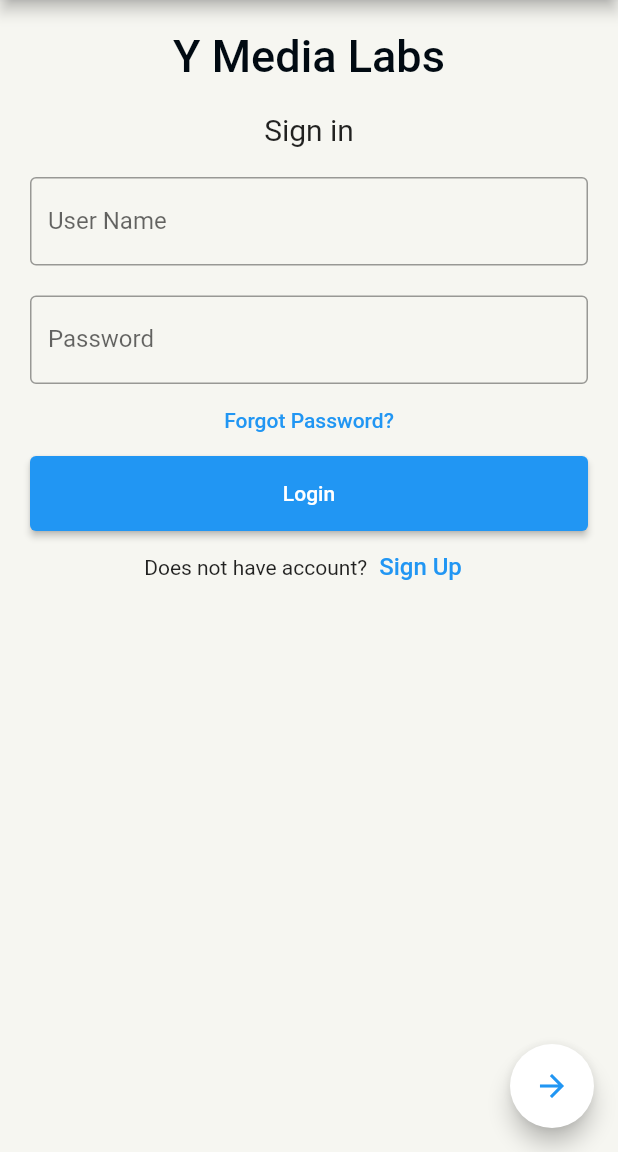
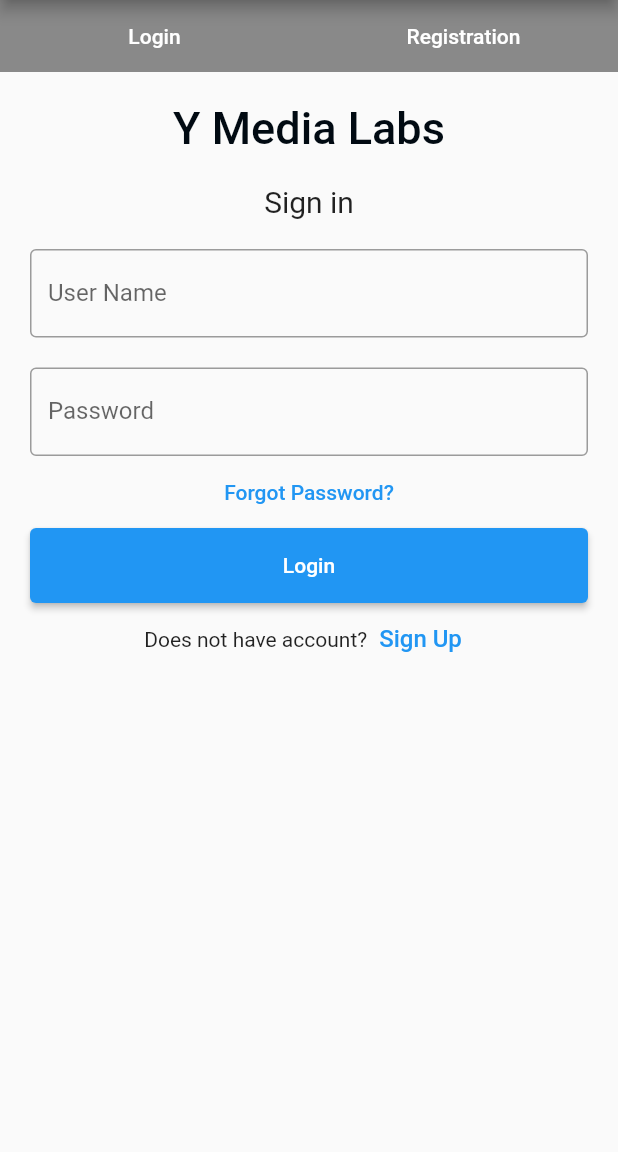
Before and after one commit to PrateekYML/FlutterDemoApp, a Flutter app: the screen it shows after launch, on a phone screen of 412 x 824 dp, the part 84-1236 px from its top. Run offline on Flutter 3.47's test engine with Material 2 defaults, Android fonts, the phone set to English and light mode, and no system bars; our stand-ins replace flutter_svg, fluttertoast.

Commit message:
Added Pagerview for onboarding screens.

```diff
--- a/simple_navigation/lib/HomeViewController.dart
+++ b/simple_navigation/lib/HomeViewController.dart
@@ -14,28 +14,7 @@ class HomeViewControllerState extends State<HomeViewController> {
   String _usernameInput = "";
 
   @override
-  Widget build(BuildContext context) => Scaffold(
-        appBar: AppBar(
-          title: Text('Flutter Demo Navigation'),
-        ),
-        backgroundColor: Color.fromARGB(255, 246, 246, 241),
-        floatingActionButton: FloatingActionButton(
-          onPressed: () {
-            Navigator.push(
-                context,
-                new MaterialPageRoute(
-                    builder: (context) => SignupViewController()));
-          },
-          tooltip: 'Next Page',
-          child: IconTheme(
-            data: new IconThemeData(
-              color: Colors.blue,
-            ),
-            child: new Icon(Icons.arrow_forward),
-          ),
-          backgroundColor: Colors.white,
-        ),
-        body: Container(
+  Widget build(BuildContext context) => Container(
       constraints: BoxConstraints.expand(),
       alignment: Alignment.center,
       padding: EdgeInsets.all(10),
@@ -137,8 +116,7 @@ class HomeViewControllerState extends State<HomeViewController> {
             mainAxisAlignment: MainAxisAlignment.center,
           ),
         ],
-            )),
-      );
+      ));
 }
 
 showAlertDialog(BuildContext context) {
--- /dev/null
+++ b/simple_navigation/lib/OnBoardingPager.dart
@@ -0,0 +1,61 @@
+import 'package:flutter/material.dart';
+import 'package:simple_navigation/HomeViewController.dart';
+
+import 'SignupViewController.dart';
+
+class OnBoardingPager extends StatelessWidget {
+  OnBoardingPager({Key? key}) : super(key: key);
+
+  @override
+  Widget build(BuildContext context) {
+    final PageController controller = PageController();
+
+    return Scaffold(
+        appBar: AppBar(
+          title: Text('Flutter Demo Navigation'),
+        ),
+        body: Column(
+          children: [
+            SizedBox(
+              width: MediaQuery.of(context).size.width,
+              child: Row(
+                children: [
+                  SizedBox(
+                    width: MediaQuery.of(context).size.width / 2,
+                    child: Container(
+                      color: Colors.black45,
+                      child: TextButton(
+                          onPressed: () {
+                            controller.animateToPage(0,
+                                duration: Duration(milliseconds: 5),
+                                curve: Curves.linear);
+                          },
+                          child: Text("Login", style: TextStyle(color: Colors.white),)),
+                    ),
+                  ),
+                  SizedBox(
+                    width: MediaQuery.of(context).size.width / 2,
+                    child: Container(
+                      color: Colors.black45,
+                      child: TextButton(
+                          onPressed: () {
+                            controller.animateToPage(1,
+                                duration: Duration(milliseconds: 5),
+                                curve: Curves.linear);
+                          },
+                          child: Text("Registration", style: TextStyle(color: Colors.white),)),
+                    ),
+                  )
+                ],
+              ),
+            ),
+            Expanded(
+              child: PageView(
+                controller: controller,
+                children: [HomeViewController(), SignupViewController()],
+              ),
+            ),
+          ],
+        ));
+  }
+}
--- a/simple_navigation/lib/main.dart
+++ b/simple_navigation/lib/main.dart
@@ -1,6 +1,7 @@
 import 'package:flutter/material.dart';
 import 'package:simple_navigation/HomeScreen.dart';
 import 'package:simple_navigation/HomeViewController.dart';
+import 'package:simple_navigation/OnBoardingPager.dart';
 
 void main() => runApp(MyApp());
 
@@ -15,7 +16,7 @@ class MyApp extends StatelessWidget {
       theme: ThemeData(
         primarySwatch: Colors.blue,
       ),
-      home: HomeViewController()
+      home: OnBoardingPager()
     );
   }
 }
```
Also changed, not shown: simple_navigation/lib/SignupViewController.dart (+2 -25 lines), 1 other file. Lines whose indentation alone changed are shown as unchanged.
